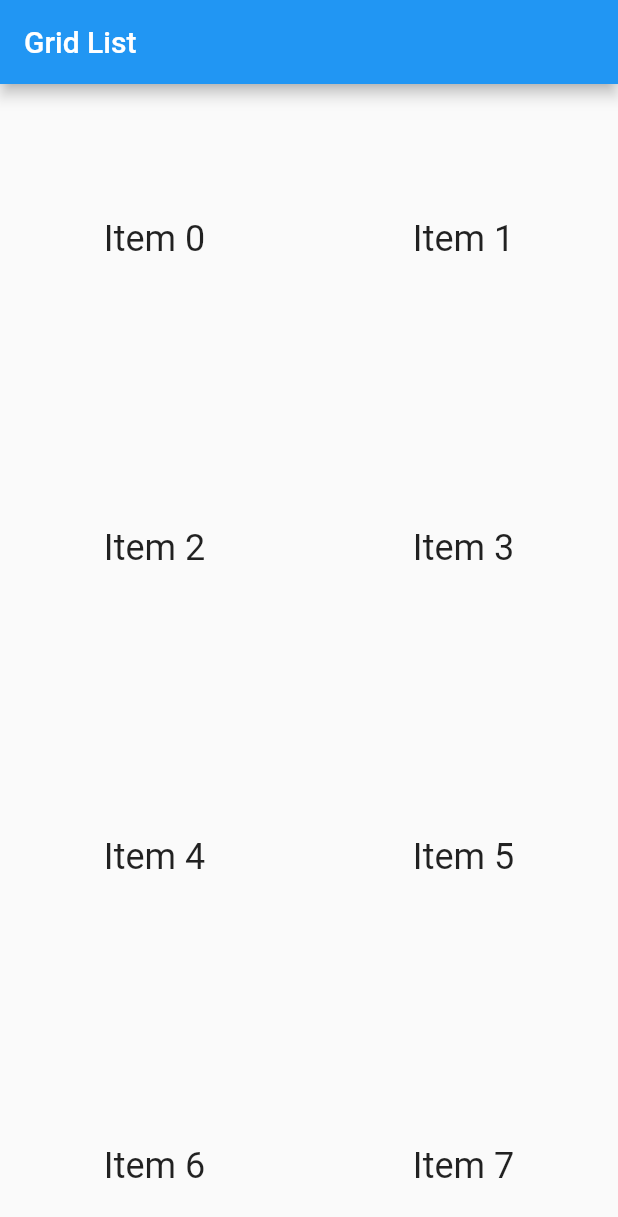
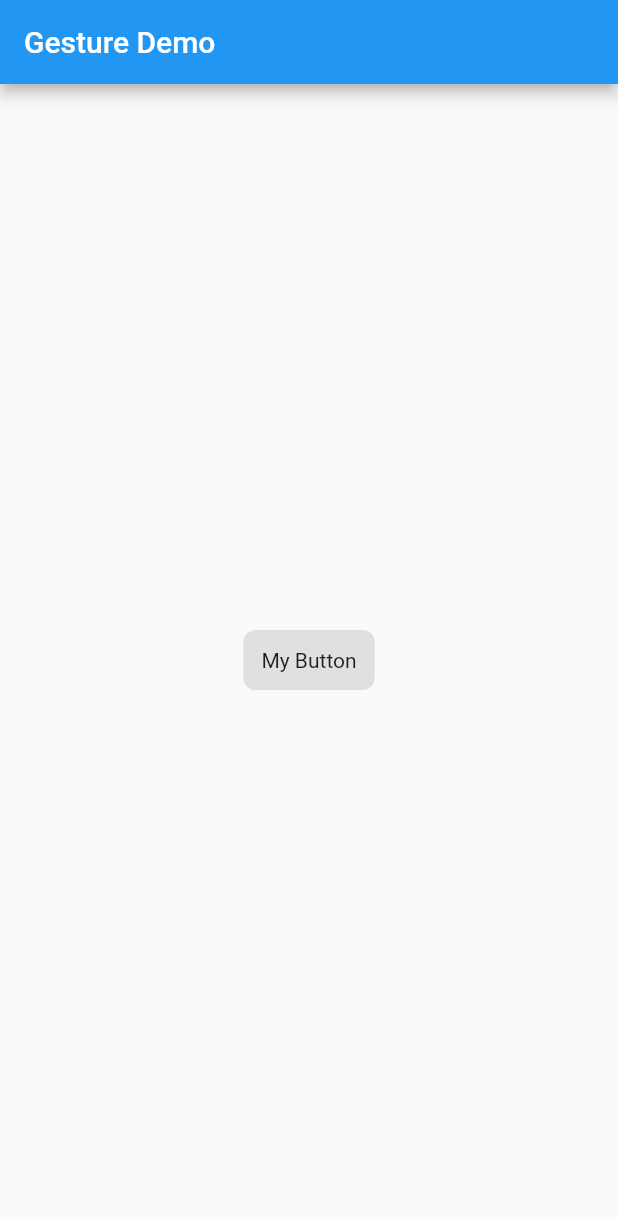
Before and after one commit to OneForCheng/flutter-basic-demo, a Flutter app: the screen it shows after launch, on a phone screen of 412 x 824 dp. Shown: the top 1217 px of the screen. Run offline on Flutter 3.47's test engine with Material 2 defaults, Android fonts, the phone set to English and light mode, and no system bars.

Commit message:
forcheng - add `onTap` event for button

```diff
--- a/lib/main.dart
+++ b/lib/main.dart
@@ -1,34 +1,51 @@
 import 'package:flutter/material.dart';
 
-void main() {
-  runApp(new MyApp());
-}
+void main() => runApp(new MyApp());
 
 class MyApp extends StatelessWidget {
   @override
   Widget build(BuildContext context) {
-    final title = 'Grid List';
+    final title = 'Gesture Demo';
 
     return new MaterialApp(
       title: title,
-      home: new Scaffold(
-        appBar: new AppBar(
-          title: new Text(title),
+      home: new MyHomePage(title: title),
+    );
+  }
+}
+
+class MyHomePage extends StatelessWidget {
+  final String title;
+
+  MyHomePage({Key key, this.title}) : super(key: key);
+
+  @override
+  Widget build(BuildContext context) {
+    return new Scaffold(
+      appBar: new AppBar(
+        title: new Text(title),
+      ),
+      body: new Center(child: new MyButton()),
+    );
+  }
+}
+
+class MyButton extends StatelessWidget {
+  @override
+  Widget build(BuildContext context) {
+    return new GestureDetector(
+      onTap: () {
+        final snackBar = new SnackBar(content: new Text("Tap"));
+
+        Scaffold.of(context).showSnackBar(snackBar);
+      },
+      child: new Container(
+        padding: new EdgeInsets.all(12.0),
+        decoration: new BoxDecoration(
+          color: Theme.of(context).buttonColor,
+          borderRadius: new BorderRadius.circular(8.0),
         ),
-        body: new GridView.count(
-          // Create a grid with 2 columns. If you change the scrollDirection to
-          // horizontal, this would produce 2 rows.
-          crossAxisCount: 2,
-          // Generate 100 Widgets that display their index in the List
-          children: new List.generate(100, (index) {
-            return new Center(
-              child: new Text(
-                'Item $index',
-                style: Theme.of(context).textTheme.headline,
-              ),
-            );
-          }),
-        ),
+        child: new Text('My Button'),
       ),
     );
   }
```
